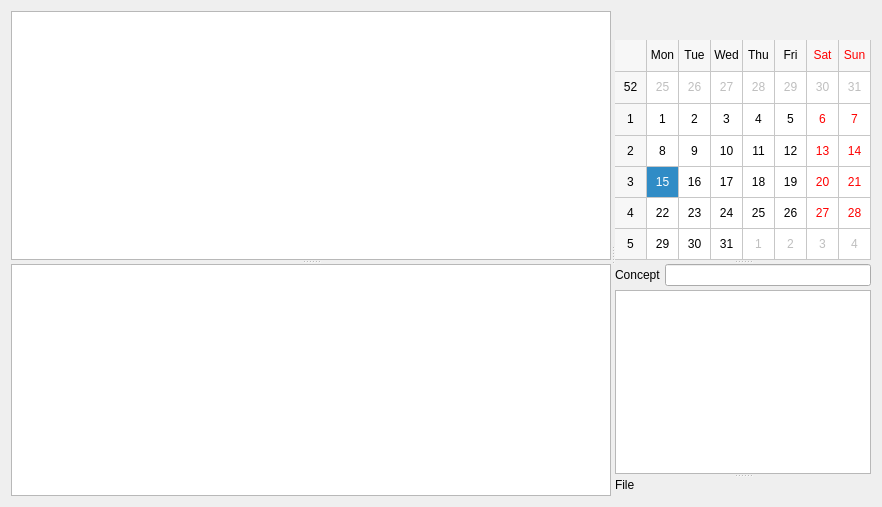
This is module/Ui_Diary.ui in Holence/DongliTeahouseStudio2 as Qt 5 draws it before an edit. The edited form follows.
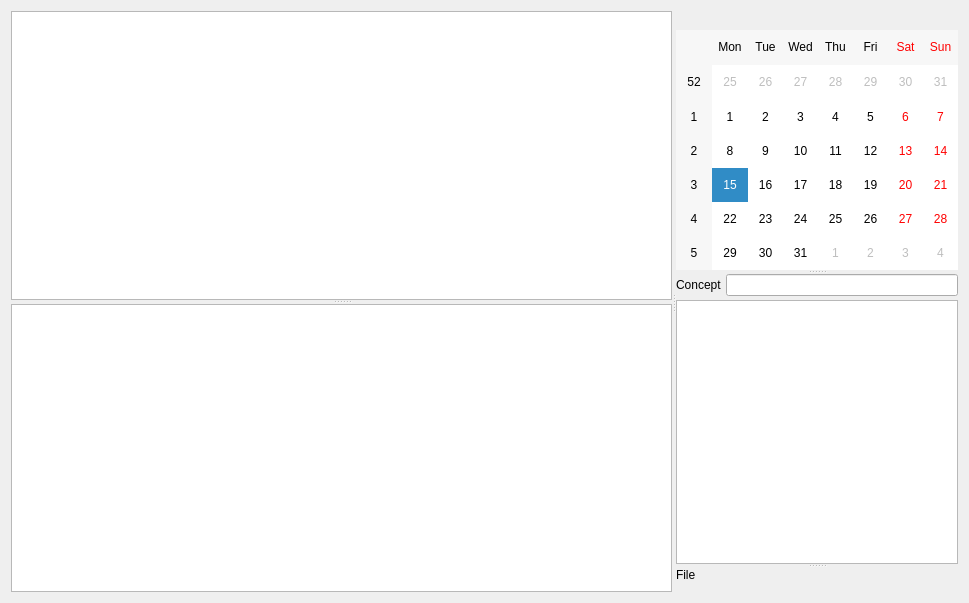
This is the edited form. Custom widgets are drawn as their Qt base class.

```diff
--- a/module/Ui_Diary.ui
+++ b/module/Ui_Diary.ui
@@ -2,6 +2,14 @@
 <ui version="4.0">
  <class>Diary</class>
  <widget class="QWidget" name="Diary">
+  <property name="geometry">
+   <rect>
+    <x>0</x>
+    <y>0</y>
+    <width>969</width>
+    <height>603</height>
+   </rect>
+  </property>
   <property name="windowTitle">
    <string>Diary</string>
   </property>
@@ -44,7 +52,7 @@
            <property name="minimumSize">
             <size>
              <width>600</width>
-             <height>249</height>
+             <height>259</height>
             </size>
            </property>
           </widget>
@@ -52,7 +60,7 @@
            <property name="minimumSize">
             <size>
              <width>600</width>
-             <height>183</height>
+             <height>182</height>
             </size>
            </property>
           </widget>
@@ -95,13 +103,13 @@
        <property name="minimumSize">
         <size>
          <width>0</width>
-         <height>249</height>
+         <height>259</height>
         </size>
        </property>
        <property name="maximumSize">
         <size>
          <width>16777215</width>
-         <height>249</height>
+         <height>259</height>
         </size>
        </property>
        <layout class="QVBoxLayout" name="verticalLayout_2">
@@ -131,13 +139,13 @@
           <property name="minimumSize">
            <size>
             <width>0</width>
-            <height>25</height>
+            <height>15</height>
            </size>
           </property>
           <property name="maximumSize">
            <size>
             <width>16777215</width>
-            <height>25</height>
+            <height>15</height>
            </size>
           </property>
          </widget>
@@ -153,20 +161,26 @@
           <property name="minimumSize">
            <size>
             <width>0</width>
-            <height>220</height>
+            <height>240</height>
            </size>
           </property>
           <property name="maximumSize">
            <size>
             <width>16777215</width>
-            <height>220</height>
+            <height>240</height>
            </size>
           </property>
           <property name="firstDayOfWeek">
            <enum>Qt::Monday</enum>
           </property>
           <property name="gridVisible">
-           <bool>true</bool>
+           <bool>false</bool>
+          </property>
+          <property name="horizontalHeaderFormat">
+           <enum>QCalendarWidget::ShortDayNames</enum>
+          </property>
+          <property name="verticalHeaderFormat">
+           <enum>QCalendarWidget::ISOWeekNumbers</enum>
           </property>
           <property name="navigationBarVisible">
            <bool>false</bool>
```
Left out of the diff: 3 changed lines with no effect on the pictures.
